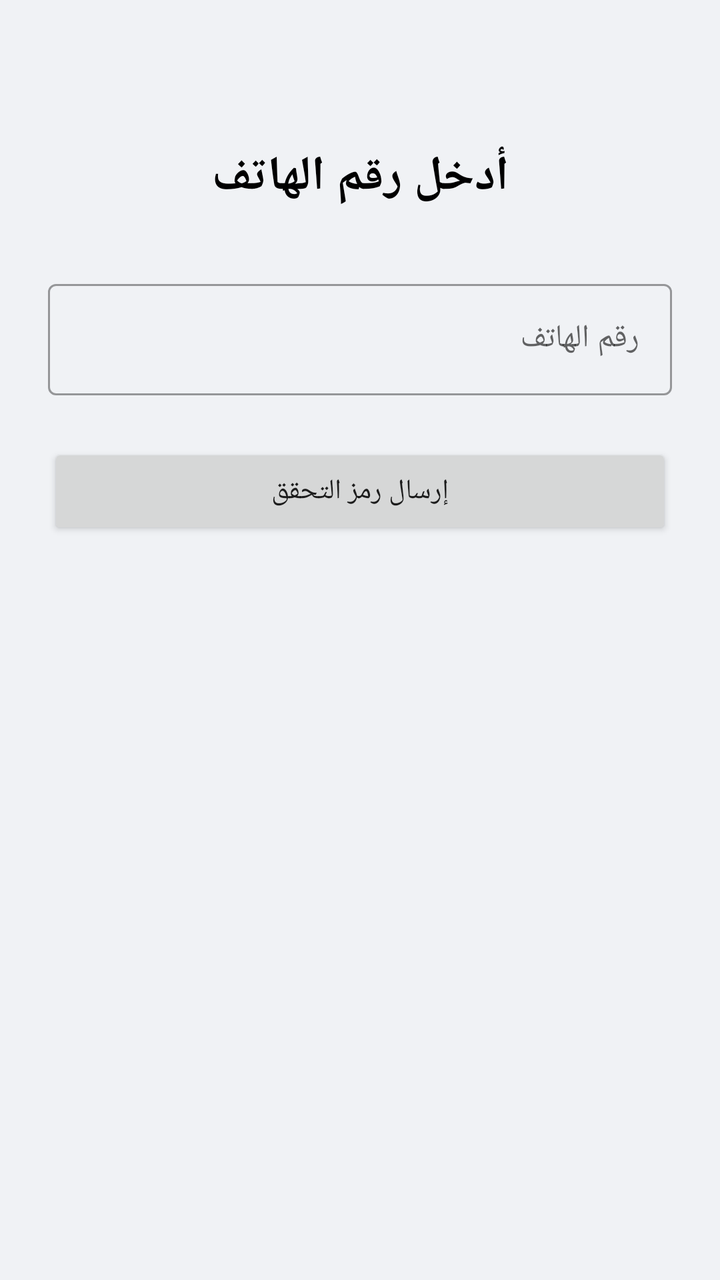
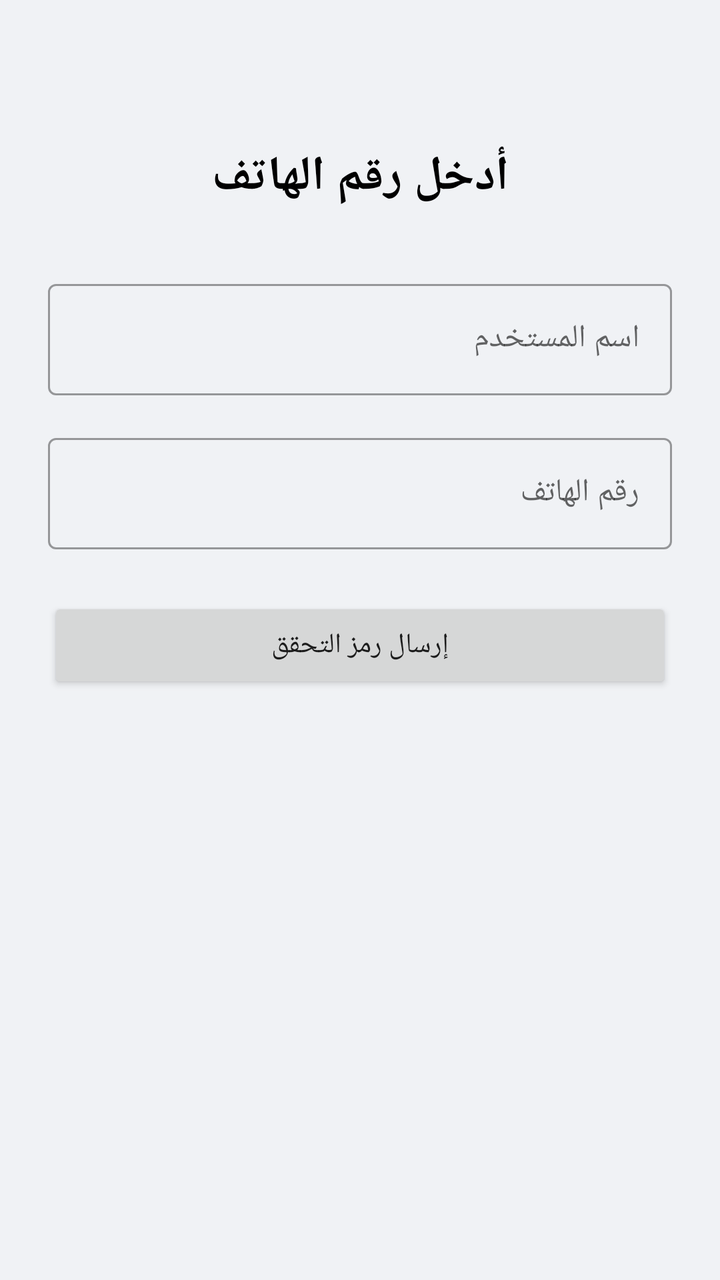

The first picture is an Android layout as it rendered before a commit; the second is the same layout after the commit. The layout source and the unified diff follow.
<!-- AndroidManifest.xml: application theme Theme.ArabChat -->
<!-- res/layout/activity_phone_verification.xml -->
<?xml version="1.0" encoding="utf-8"?>
<androidx.constraintlayout.widget.ConstraintLayout xmlns:android="http://schemas.android.com/apk/res/android"
    xmlns:app="http://schemas.android.com/apk/res-auto"
    android:layout_width="match_parent"
    android:layout_height="match_parent"
    android:padding="24dp"
    android:background="@color/background_light">

    <TextView
        android:id="@+id/tvTitle"
        android:layout_width="wrap_content"
        android:layout_height="wrap_content"
        android:text="@string/enter_phone_number"
        android:textSize="24sp"
        android:textStyle="bold"
        android:textColor="@color/text_primary"
        app:layout_constraintTop_toTopOf="parent"
        app:layout_constraintStart_toStartOf="parent"
        app:layout_constraintEnd_toEndOf="parent"
        android:layout_marginTop="48dp" />

    <com.google.android.material.textfield.TextInputLayout
        android:id="@+id/tilPhone"
        android:layout_width="0dp"
        android:layout_height="wrap_content"
        android:hint="@string/phone_number"
        app:layout_constraintTop_toBottomOf="@id/tvTitle"
        app:layout_constraintStart_toStartOf="parent"
        app:layout_constraintEnd_toEndOf="parent"
        android:layout_marginTop="32dp"
        style="@style/Widget.MaterialComponents.TextInputLayout.OutlinedBox">

        <com.google.android.material.textfield.TextInputEditText
            android:id="@+id/etPhone"
            android:layout_width="match_parent"
            android:layout_height="wrap_content"
            android:inputType="phone"
            android:maxLines="1" />

    </com.google.android.material.textfield.TextInputLayout>

    <Button
        android:id="@+id/btnSendOtp"
        android:layout_width="0dp"
        android:layout_height="wrap_content"
        android:text="@string/send_otp"
        android:layout_marginTop="24dp"
        app:layout_constraintTop_toBottomOf="@id/tilPhone"
        app:layout_constraintStart_toStartOf="parent"
        app:layout_constraintEnd_toEndOf="parent" />

    <ProgressBar
        android:id="@+id/progressBar"
        android:layout_width="wrap_content"
        android:layout_height="wrap_content"
        android:visibility="gone"
        app:layout_constraintTop_toBottomOf="@id/btnSendOtp"
        app:layout_constraintStart_toStartOf="parent"
        app:layout_constraintEnd_toEndOf="parent"
        android:layout_marginTop="16dp" />

</androidx.constraintlayout.widget.ConstraintLayout>
<!-- resources referenced by this layout -->
<resources>
  <color name="background_light">#F0F2F5</color>
  <color name="text_primary">#000000</color>
  <string name="enter_phone_number">أدخل رقم الهاتف</string>
  <string name="phone_number">رقم الهاتف</string>
  <string name="send_otp">إرسال رمز التحقق</string>
  <style name="Theme.ArabChat" parent="Theme.MaterialComponents.DayNight.NoActionBar">
          <item name="colorPrimary">@color/primary_green</item>
          <item name="colorPrimaryDark">@color/primary_green_dark</item>
          <item name="colorAccent">@color/accent_green</item>
          <item name="android:statusBarColor">@color/primary_green_dark</item>
          <item name="android:windowLightStatusBar">false</item>
      </style>
  <color name="primary_green">#075E54</color>
  <color name="primary_green_dark">#054D44</color>
  <color name="accent_green">#25D366</color>
</resources>

<!-- the commit's change to res/layout/activity_phone_verification.xml (unified diff, before → after) -->
@@ -20,14 +20,34 @@
         android:layout_marginTop="48dp" />
 
     <com.google.android.material.textfield.TextInputLayout
+        android:id="@+id/tilUsername"
+        android:layout_width="0dp"
+        android:layout_height="wrap_content"
+        android:hint="اسم المستخدم"
+        app:layout_constraintTop_toBottomOf="@id/tvTitle"
+        app:layout_constraintStart_toStartOf="parent"
+        app:layout_constraintEnd_toEndOf="parent"
+        android:layout_marginTop="32dp"
+        style="@style/Widget.MaterialComponents.TextInputLayout.OutlinedBox">
+
+        <com.google.android.material.textfield.TextInputEditText
+            android:id="@+id/etUsername"
+            android:layout_width="match_parent"
+            android:layout_height="wrap_content"
+            android:inputType="text"
+            android:maxLines="1" />
+
+    </com.google.android.material.textfield.TextInputLayout>
+
+    <com.google.android.material.textfield.TextInputLayout
         android:id="@+id/tilPhone"
         android:layout_width="0dp"
         android:layout_height="wrap_content"
         android:hint="@string/phone_number"
-        app:layout_constraintTop_toBottomOf="@id/tvTitle"
+        app:layout_constraintTop_toBottomOf="@id/tilUsername"
         app:layout_constraintStart_toStartOf="parent"
         app:layout_constraintEnd_toEndOf="parent"
-        android:layout_marginTop="32dp"
+        android:layout_marginTop="16dp"
         style="@style/Widget.MaterialComponents.TextInputLayout.OutlinedBox">
 
         <com.google.android.material.textfield.TextInputEditText
